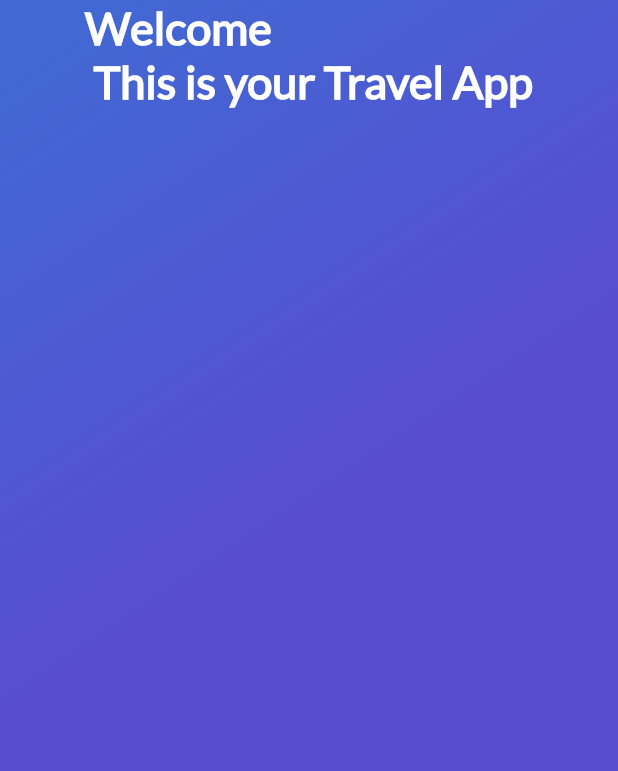
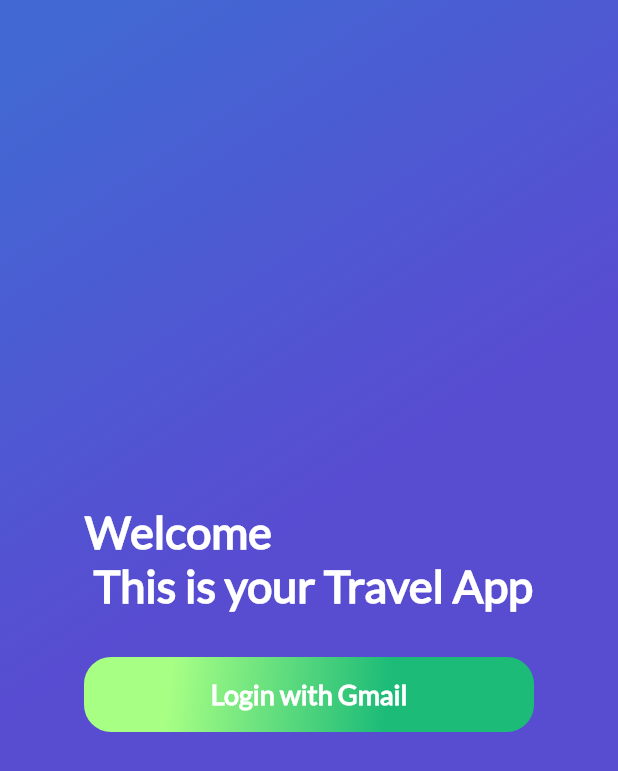
Before and after one commit to zesaru/platzitrips, a Flutter app: the screen it shows after launch, on a phone screen of 412 x 824 dp. Shown: the top 771 px of the screen. Run offline on Flutter 3.47's test engine with Material 2 defaults, Android fonts, the phone set to English and light mode, and no system bars; missing offline and left inert: generic_bloc_provider.

Commit message:
add login button

```diff
--- a/lib/User/ui/screens/sign_in_screen.dart
+++ b/lib/User/ui/screens/sign_in_screen.dart
@@ -1,5 +1,7 @@
 import 'package:flutter/material.dart';
 import 'package:platzitrips/widgets/gradient_back.dart';
+import 'package:platzitrips/widgets/button_green.dart';
+
 
 class SignInScreen extends StatefulWidget {
   @override
@@ -20,6 +22,7 @@ class _SignInScreen extends State<SignInScreen> {
         children: <Widget>[
           GradientBack("", null),
           Column(
+          mainAxisAlignment: MainAxisAlignment.center,
           children: <Widget>[
             Text("Welcome \n This is your Travel App",
               style: TextStyle(
@@ -29,6 +32,13 @@ class _SignInScreen extends State<SignInScreen> {
                 fontWeight: FontWeight.bold
               ),
             ),
+          ButtonGreen(text: "Login with Gmail",
+            onPressed: () {
+
+            },
+            width: 300.0,
+            height: 50.0,
+          )
           ],
           )
         ],
--- /dev/null
+++ b/lib/widgets/button_green.dart
@@ -0,0 +1,57 @@
+import 'package:flutter/material.dart';
+
+class ButtonGreen extends StatefulWidget {
+
+  final String text ;
+  double width = 0.0;
+  double height = 0.0;
+  final VoidCallback onPressed;
+
+  ButtonGreen({ Key key, @required this.text, @required this.onPressed, this.height, this.width });
+
+  @override
+  _ButtonGreenState createState() => _ButtonGreenState();
+}
+
+class _ButtonGreenState extends State<ButtonGreen> {
+
+  @override
+  Widget build(BuildContext context) {
+    return InkWell(
+      onTap: widget.onPressed,
+      child: Container(
+        margin: EdgeInsets.only(
+            top: 30.0,
+            left: 20.0,
+            right: 20.0
+        ),
+        width: widget.width,
+        height: widget.height,
+        decoration: BoxDecoration(
+            borderRadius: BorderRadius.circular(18.0),
+            gradient: LinearGradient(
+                colors: [
+                  Color(0xFFa7ff84),//arriba
+                  Color(0xFF1cbb78) //abajo
+                ],
+                begin: FractionalOffset(0.2, 0.0),
+                end: FractionalOffset(1.0, 0.6),
+                stops: [0.0, 0.6],
+                tileMode: TileMode.clamp
+            )
+        ),
+        child: Center(
+          child: Text(
+            widget.text,
+            style: TextStyle(
+                fontSize: 18.0,
+                fontFamily: "Lato",
+                color: Colors.white,
+                fontWeight: FontWeight.w800
+            ),
+          ),
+        ),
+      ),
+    );
+  }
+}
```
